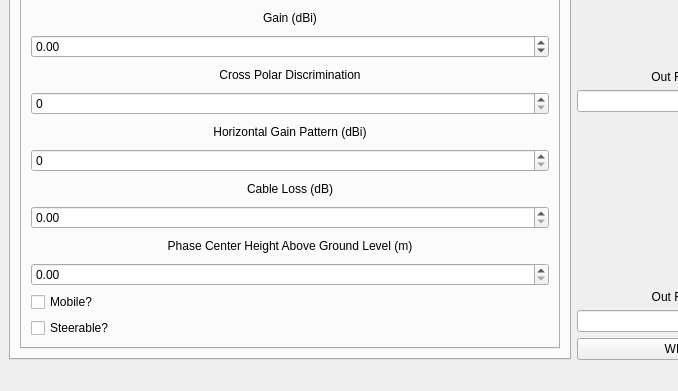
jpferrell/sigmf-editor, file mainwindow.ui: the form before one commit; both pictures show x 0 to 678 and y 571 to 962 of the 800 by 962 pixel window.
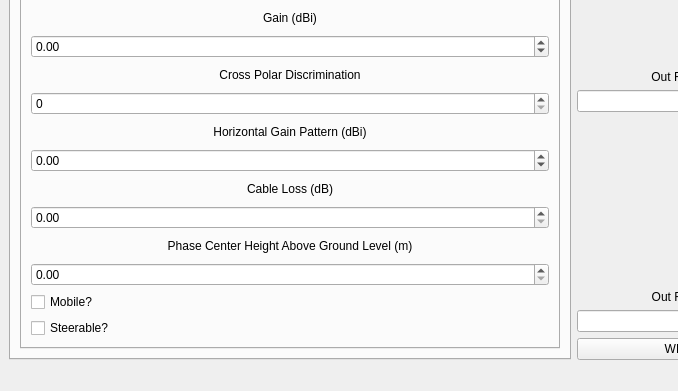
The form after the commit. The open tabs and pages were chosen to show the change. Icons and pictures are not drawn.

Commit message: antenna extension working

```diff
--- a/mainwindow.ui
+++ b/mainwindow.ui
@@ -922,9 +922,12 @@
                  </widget>
                 </item>
                 <item>
-                 <widget class="QSpinBox" name="antennaHorzGainPatternDoubleSpinBox">
+                 <widget class="QDoubleSpinBox" name="antennaHorzGainPatternDoubleSpinBox">
+                  <property name="minimum">
+                   <double>-300.000000000000000</double>
+                  </property>
                   <property name="maximum">
-                   <number>359</number>
+                   <double>300.000000000000000</double>
                   </property>
                  </widget>
                 </item>
```
Left out of the diff: 6 changed lines with no effect on the pictures. The commit also changes 4 other files.
